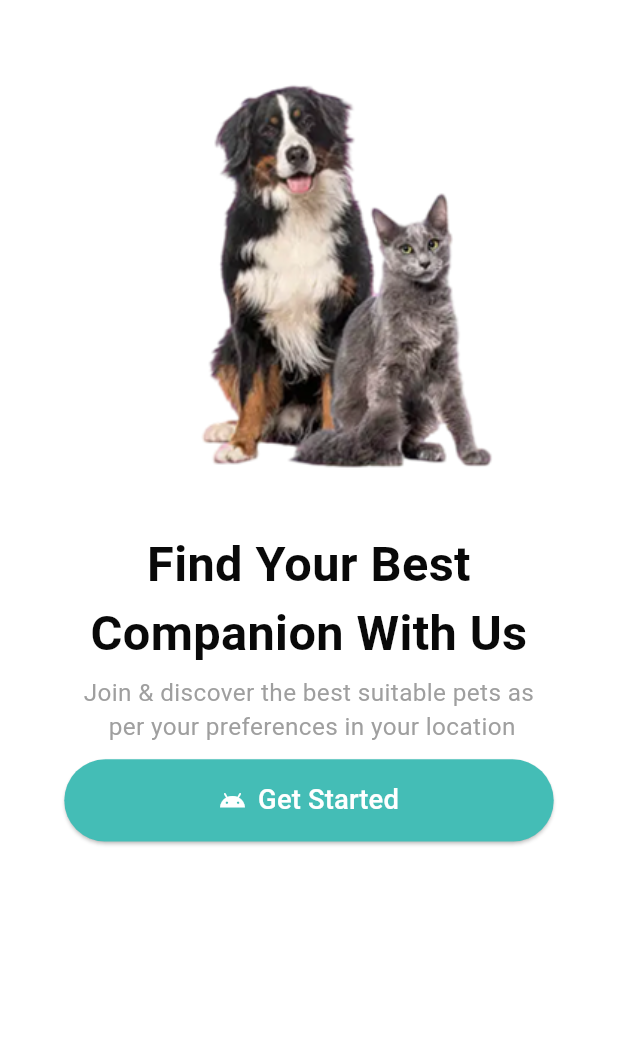
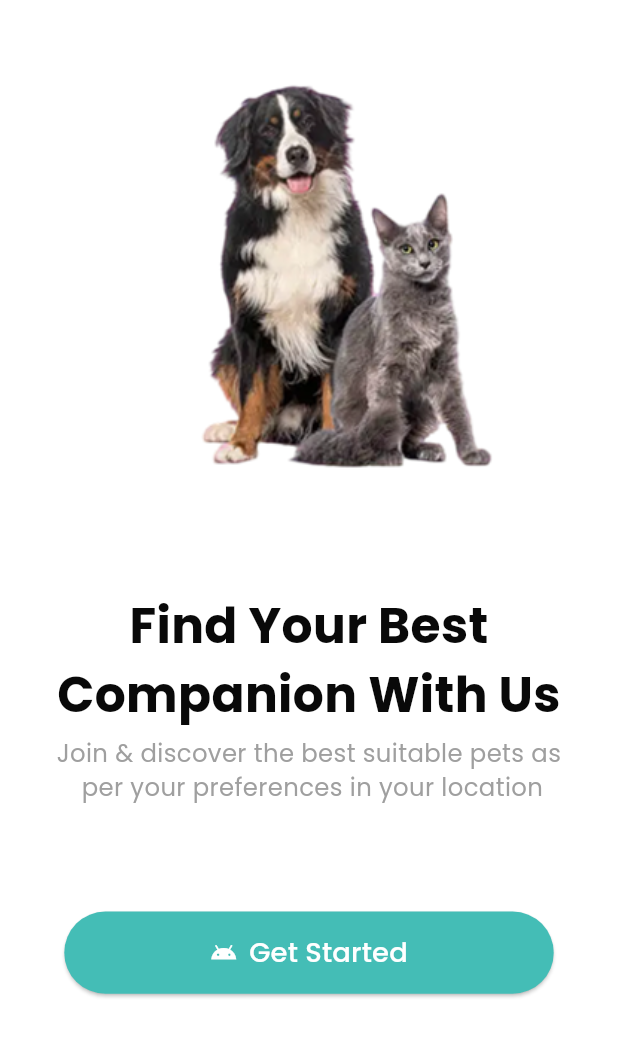
Before and after one commit to asmaaHasbo/Pet-Finder-App, a Flutter app: the screen it shows after launch, on a phone screen of 412 x 824 dp. Shown: the top 1037 px of the screen. Run offline on Flutter 3.47's test engine with Material 3 defaults, Android fonts, the phone set to English and light mode, and no system bars; our stand-ins replace flutter_screenutil, google_fonts; Roboto replaces fonts that are missing (Cairo).

Commit message:
fix: Update onboarding screen routing and layout adjustments

```diff
--- a/lib/core/routing/routes.dart
+++ b/lib/core/routing/routes.dart
@@ -1,3 +1,3 @@
 class Routes {
-  static const String onboardingScreen = "/onboarding";
+  static const String onboardingScreen = "onboarding";
 }
--- a/lib/features/onboarding/onboarding_screen.dart
+++ b/lib/features/onboarding/onboarding_screen.dart
@@ -19,7 +19,7 @@ class OnboardingScreen extends StatelessWidget {
                 'assets/images/on_boarding_bg.png',
                 fit: BoxFit.cover,
               ),
-              SizedBox(height: 30.h),
+              SizedBox(height: 70.h),
               const OnboardingContainer(),
             ],
           ),
--- a/lib/features/onboarding/widgets/onboarding_container.dart
+++ b/lib/features/onboarding/widgets/onboarding_container.dart
@@ -27,7 +27,7 @@ class OnboardingContainer extends StatelessWidget {
         ),
 
         //==============================
-        SizedBox(height: 10.h),
+        SizedBox(height: 70.h),
 
         const GetStartedBtn(),
       ],
--- a/lib/pet_app.dart
+++ b/lib/pet_app.dart
@@ -1,6 +1,7 @@
 import 'package:flutter/material.dart';
 import 'package:flutter_screenutil/flutter_screenutil.dart';
 import 'package:google_fonts/google_fonts.dart';
+import 'package:pet_finder_app/core/routing/app_router.dart';
 import 'package:pet_finder_app/core/routing/routes.dart';
 import 'package:pet_finder_app/features/onboarding/onboarding_screen.dart';
 
@@ -9,7 +10,7 @@ class PetFinderApp extends StatelessWidget {
 
   @override
   Widget build(BuildContext context) {
-    // final AppRouter appRouter = AppRouter();
+    final AppRouter appRouter = AppRouter();
 
     return ScreenUtilInit(
       designSize: const Size(375, 812),
@@ -18,12 +19,12 @@ class PetFinderApp extends StatelessWidget {
       child: MaterialApp(
         title: 'Pet Finder App',
         theme: ThemeData(
-          textTheme: GoogleFonts.cairoTextTheme(),
+          textTheme: GoogleFonts.poppinsTextTheme(),
           useMaterial3: true,
         ),
         debugShowCheckedModeBanner: false,
         initialRoute: Routes.onboardingScreen,
-        // onGenerateRoute: appRouter.generateRoute,
+        onGenerateRoute: appRouter.generateRoute,
         home: const OnboardingScreen() ,
       ),
     );
```
